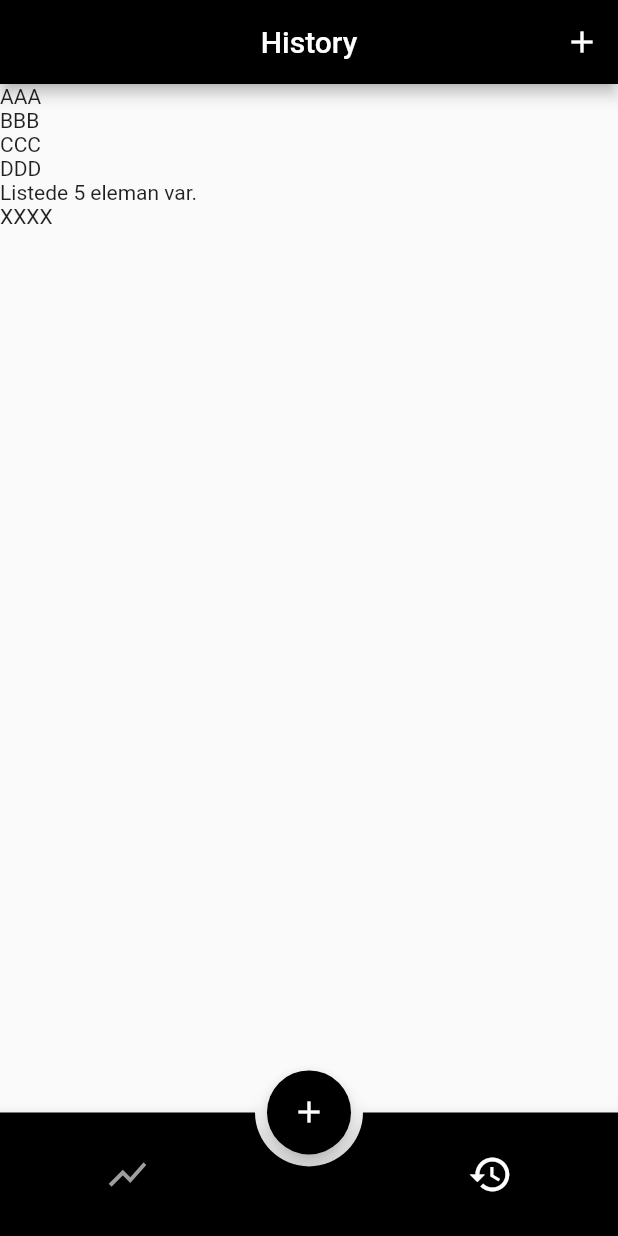
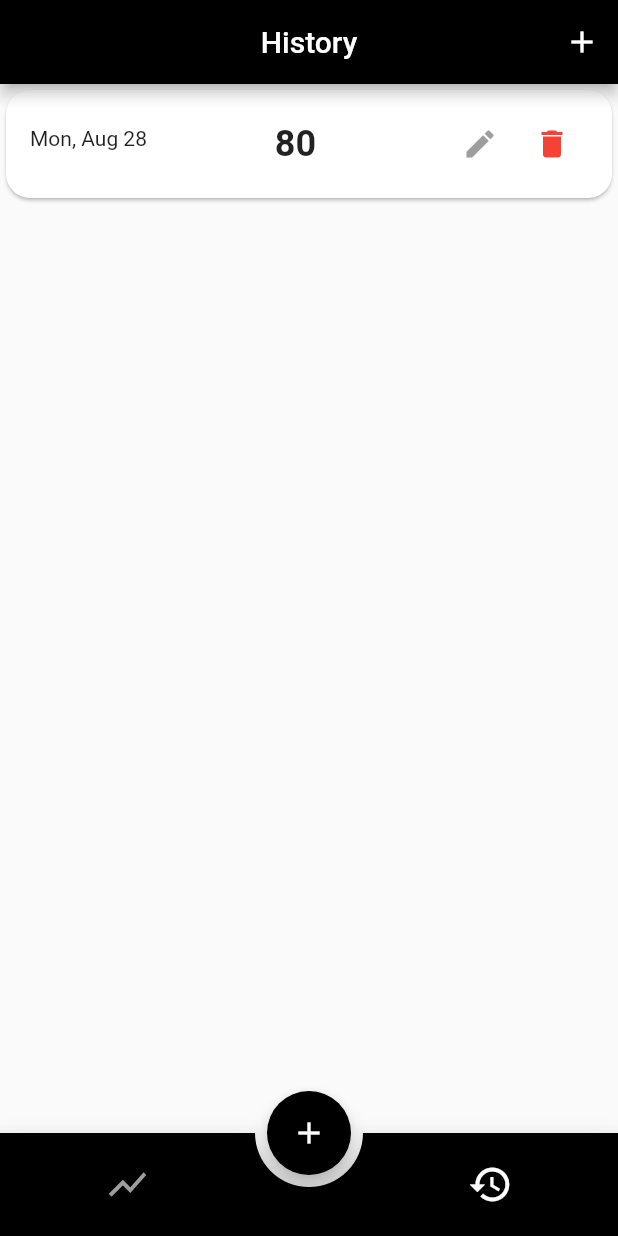
Before and after one commit to ttopal/weight_tracker, a Flutter app: the screen it shows after launch, item 2 of the bottom bar chosen, after a tap on the "add" icon, on a phone screen of 412 x 824 dp. Run offline on Flutter 3.47's test engine with Material 2 defaults, Android fonts, the light colour scheme and no system bars; drawn by our look-alikes of animated_bottom_navigation_bar; our stand-ins replace freezed_annotation, get.

Commit message:
files updated

```diff
--- a/lib/main.dart
+++ b/lib/main.dart
@@ -1,26 +1,27 @@
 import 'package:flutter/material.dart';
 import 'package:flutter/services.dart';
 import 'package:get/get.dart';
-
-import 'view-models/controller.dart';
 import 'views/home.dart';
 
+
 void main() {
+
   SystemChrome.setSystemUIOverlayStyle(SystemUiOverlayStyle(statusBarColor: Colors.transparent));
+
   runApp(MyApp());
 }
 
 class MyApp extends StatelessWidget {
-
+  // This widget is the root of your application.
   @override
   Widget build(BuildContext context) {
     return GetMaterialApp(
-      title: 'Weight tracker',
       debugShowCheckedModeBanner: false,
+      title: 'Weight Tracker',
       theme: ThemeData(
-        appBarTheme: AppBarTheme(
-          backgroundColor: Colors.black,
-        ),
+          appBarTheme: AppBarTheme(
+              backgroundColor: Colors.black
+          )
       ),
       home: Home(),
     );
--- a/lib/view-models/controller.dart
+++ b/lib/view-models/controller.dart
@@ -1,16 +1,25 @@
 import 'package:get/get.dart';
+
 import '../models/record.dart';
 
 class Controller extends GetxController {
+
   var records = <Record>[
-    Record(dateTime: DateTime.now(), weight: 80, note: 'AAA'),
-    Record(dateTime: DateTime.now(), weight: 81, note: 'BBB'),
-    Record(dateTime: DateTime.now(), weight: 82, note: 'CCC'),
-    Record(dateTime: DateTime.now(), weight: 83, note: 'DDD'),
-  ].obs; // yayın yapacak liste oluşturuldu.
 
-void addRecord(){
-  records.add(Record(dateTime: DateTime.now(), weight: 80, note: 'XXXX'));
-  print(records.length);
+    /* Record(dateTime: DateTime.now(),weight: 80, note: 'AAA'),
+    Record(dateTime: DateTime.now(),weight: 81, note: 'BBB'),
+    Record(dateTime: DateTime.now(),weight: 82, note: 'CCC'),
+    Record(dateTime: DateTime.now(),weight: 83, note: 'DDD'),*/
+
+  ].obs;
+
+  void addRecord(){
+    records.add(Record(dateTime: DateTime.now(),weight: 80, note: 'XXXXX'));
+    print(records.length);
+  }
+
+  void deleteRecord(Record record){
+    records.remove(record);
+  }
+
 }
-}
--- a/lib/views/graph.dart
+++ b/lib/views/graph.dart
@@ -1,23 +1,17 @@
 import 'package:flutter/material.dart';
 
 class GraphScreen extends StatefulWidget {
-  const GraphScreen({super.key});
+  const GraphScreen({Key? key}) : super(key: key);
 
   @override
-  State<GraphScreen> createState() => _GraphScreenState();
+  _GraphScreenState createState() => _GraphScreenState();
 }
 
 class _GraphScreenState extends State<GraphScreen> {
   @override
   Widget build(BuildContext context) {
     return Scaffold(
-      appBar: AppBar(
-        centerTitle: true,
-        title: Text('Graph'),
-      ),
-      body: Center(
-        child: Text('Graph Screen'),
-      ),
-    );
+        appBar: AppBar(centerTitle: true, title: Text("Graph"),),
+        body: Center(child: Text("Graph Screen"),));
   }
 }
--- a/lib/views/history.dart
+++ b/lib/views/history.dart
@@ -1,13 +1,14 @@
 import 'package:flutter/material.dart';
+import '../models/record.dart';
+import '../view-models/controller.dart';
+import '../widgets/record_list_tile.dart';
 import 'package:get/get.dart';
-import 'package:getx_homescreen/view-models/controller.dart';
-import 'package:getx_homescreen/widgets/record_list_tile.dart';
 
 class HistoryScreen extends StatefulWidget {
-  const HistoryScreen({super.key});
+  const HistoryScreen({Key? key}) : super(key: key);
 
   @override
-  State<HistoryScreen> createState() => _HistoryScreenState();
+  _HistoryScreenState createState() => _HistoryScreenState();
 }
 
 class _HistoryScreenState extends State<HistoryScreen> {
@@ -15,31 +16,28 @@ class _HistoryScreenState extends State<HistoryScreen> {
 
   @override
   Widget build(BuildContext context) {
-    return Scaffold(
+    List<Record> records = _controller.records;
+
+    return Obx(() => Scaffold(
       appBar: AppBar(
         centerTitle: true,
-        title: Text('History'),
+        title: Text("History"),
         actions: [
           IconButton(
-            onPressed: _controller.addRecord,
-            icon: Icon(Icons.add),
-          )
+              onPressed: _controller.addRecord, icon: Icon(Icons.add))
         ],
       ),
-      body: Center(
-        child: Obx(() => ListView(
-              physics: BouncingScrollPhysics(),
-              children: [
-                // RecordListTile(),
-                Text(_controller.records[0].note!),
-                Text(_controller.records[1].note!),
-                Text(_controller.records[2].note!),
-                Text(_controller.records[3].note!),
-                Text('Listede ${_controller.records.length} eleman var.'),
-                Text('${_controller.records.last.note}'),
-              ],
-            )),
-      ),
-    );
+      body: records.isEmpty
+          ? Center(
+        child: Container(
+          child: Text('Please Add Some Records'),
+        ),
+      )
+          : ListView(
+          physics: BouncingScrollPhysics(),
+          children: records
+              .map((record) => RecordListTile(record: record))
+              .toList()),
+    ));
   }
 }
--- a/lib/views/home.dart
+++ b/lib/views/home.dart
@@ -1,51 +1,48 @@
 import 'package:animated_bottom_navigation_bar/animated_bottom_navigation_bar.dart';
 import 'package:flutter/material.dart';
+import '../views/graph.dart';
 import 'package:get/get.dart';
-import 'graph.dart';
-import 'history.dart';
+import '../views/history.dart';
 
 class Home extends StatefulWidget {
+
   @override
-  State<Home> createState() => _HomeState();
+  _HomeState createState() => _HomeState();
 }
 
 class _HomeState extends State<Home> {
-  int _currentIndex = 0;
+  int _currentTab =0;
   Widget _currentScreen = GraphScreen();
-  List<IconData> iconList = [Icons.show_chart, Icons.history];
 
   @override
   Widget build(BuildContext context) {
     return Scaffold(
-      // appBar: AppBar(title: Text("Weight tracker")),
+      //appBar: AppBar(title: Text("TRACK YOUR WEIGHT")),
       //body: GraphScreen(),
       body: _currentScreen,
       floatingActionButton: FloatingActionButton(
-        backgroundColor: Colors.black,
         child: Icon(Icons.add),
         onPressed: null,
+        backgroundColor: Colors.black,
       ),
       floatingActionButtonLocation: FloatingActionButtonLocation.centerDocked,
       bottomNavigationBar: AnimatedBottomNavigationBar(
-        height: Get.height / 10,
-        // Get cihazın aktif yüksekliğini verir.
-        backgroundColor: Colors.black,
+          height: Get.height/12,
           activeColor: Colors.white,
           inactiveColor: Colors.grey,
-        icons: iconList,
-        activeIndex: _currentIndex,
           gapLocation: GapLocation.center,
-        //notchSmoothness: NotchSmoothness.verySmoothEdge,
-        //leftCornerRadius: 32,
-        //rightCornerRadius: 32,
+          backgroundColor: Colors.black,
+          icons: [Icons.show_chart,Icons.history],
           iconSize: 30,
-        onTap: (index) {
+          activeIndex: _currentTab, onTap: (int){
+
         setState(() {
-            _currentIndex = index;
-            _currentScreen = (index == 0) ? GraphScreen() : HistoryScreen();
+          _currentTab = int;
+          _currentScreen = (int == 0)?GraphScreen():HistoryScreen();
         });
-        },
-      ),
+
+
+      }),
     );
   }
 }
--- a/lib/widgets/record_list_tile.dart
+++ b/lib/widgets/record_list_tile.dart
@@ -1,39 +1,50 @@
 import 'package:flutter/material.dart';
 import 'package:intl/intl.dart';
+import '../models/record.dart';
+import '../view-models/controller.dart';
+import 'package:get/get.dart';
+
 
 class RecordListTile extends StatelessWidget {
-  const RecordListTile({super.key});
+  final Record record;
+  RecordListTile({Key? key, required this.record}) : super(key: key);
+  final Controller _controller = Get.find();
 
   @override
   Widget build(BuildContext context) {
+
+
+
     return Card(
-      shape: RoundedRectangleBorder(borderRadius: BorderRadius.circular(16.0)),
-      elevation: 5,
+      shape: RoundedRectangleBorder(
+          borderRadius: BorderRadius.circular(16)
+      ),
       child: Padding(
-        padding: const EdgeInsets.only(left: 8, top: 8),
+        padding: const EdgeInsets.only(top:8.0,bottom:8),
         child: ListTile(
-          //leading: Text(DateTime.now().toIso8601String()),
-          leading: Text(
-            DateFormat('EEE, MMM d').format(DateTime.now()),
-          ),
-          title: Center(
-            child: Text(
-              '75',
-              style: TextStyle(
-                fontSize: 26,
-                fontWeight: FontWeight.bold,
-              ),
-            ),
-          ),
-          trailing: Row(
-            mainAxisSize: MainAxisSize.min,
-            children: [
-              IconButton(onPressed: null, icon: Icon(Icons.edit, color: Colors.grey)),
-              IconButton(onPressed: null, icon: Icon(Icons.delete, color: Colors.red)),
-            ],
-          ),
+
+          leading: _buildDate(),
+          title:_buildWeight(),
+          trailing: _buildIcons(),
         ),
       ),
     );
   }
+
+  Row _buildIcons() {
+    return Row(
+      mainAxisSize: MainAxisSize.min,
+      children: [
+        IconButton(onPressed: null, icon: Icon(Icons.edit, color: Colors.grey,)),
+        IconButton(onPressed: (){_controller.deleteRecord(record);}
+
+            , icon: Icon(Icons.delete, color: Colors.red)),
+
+
+      ],);
+  }
+
+  Center _buildWeight() => Center(child: Text('${record.weight}', style:TextStyle(fontSize: 24, fontWeight: FontWeight.bold)));
+
+  Text _buildDate() => Text(DateFormat('EEE, MMM d').format(record.dateTime));
 }
```
Lines whose indentation alone changed are shown as unchanged.
